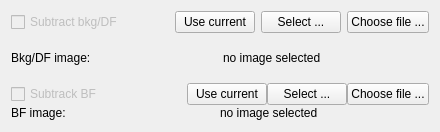
First picture: the form in lavuelib/ui/BkgSubtractionWidget.ui, repository lavue-org/lavue, before the edit.
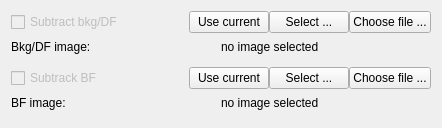
Second picture: the form after the edit.

Commit message: ajust widgets

What changed in the file:
```diff
--- a/lavuelib/ui/BkgSubtractionWidget.ui
+++ b/lavuelib/ui/BkgSubtractionWidget.ui
@@ -6,14 +6,32 @@
    <rect>
     <x>0</x>
     <y>0</y>
-    <width>440</width>
-    <height>132</height>
+    <width>442</width>
+    <height>128</height>
    </rect>
   </property>
   <property name="windowTitle">
    <string>Form</string>
   </property>
+  <layout class="QGridLayout" name="gridLayout_3">
+   <item row="0" column="0">
+    <widget class="QWidget" name="dfWidget" native="true">
   <layout class="QGridLayout" name="gridLayout_2">
+      <property name="leftMargin">
+       <number>0</number>
+      </property>
+      <property name="topMargin">
+       <number>0</number>
+      </property>
+      <property name="rightMargin">
+       <number>0</number>
+      </property>
+      <property name="bottomMargin">
+       <number>0</number>
+      </property>
+      <property name="spacing">
+       <number>0</number>
+      </property>
    <item row="0" column="0">
     <layout class="QHBoxLayout" name="horizontalLayout_3">
      <item>
@@ -92,7 +110,10 @@
      </item>
     </layout>
    </item>
-   <item row="2" column="0">
+     </layout>
+    </widget>
+   </item>
+   <item row="1" column="0">
     <widget class="QWidget" name="bfWidget" native="true">
      <layout class="QGridLayout" name="gridLayout">
       <property name="leftMargin">
@@ -111,6 +132,8 @@
        <number>0</number>
       </property>
       <item row="0" column="0">
+       <layout class="QHBoxLayout" name="horizontalLayout_6">
+        <item>
        <widget class="QCheckBox" name="applyBFCheckBox">
         <property name="enabled">
          <bool>false</bool>
@@ -123,7 +146,7 @@
         </property>
        </widget>
       </item>
-      <item row="0" column="1">
+        <item>
        <layout class="QHBoxLayout" name="horizontalLayout_4">
         <item>
          <widget class="QPushButton" name="selectCurrentBFPushButton">
@@ -157,7 +180,9 @@
         </item>
        </layout>
       </item>
-      <item row="1" column="0" colspan="2">
+       </layout>
+      </item>
+      <item row="1" column="0">
        <layout class="QHBoxLayout" name="horizontalLayout_5">
         <item>
          <widget class="QLabel" name="bfLabel">
```
Lines whose indentation alone changed are shown as unchanged. The commit also changes 1 other file.
